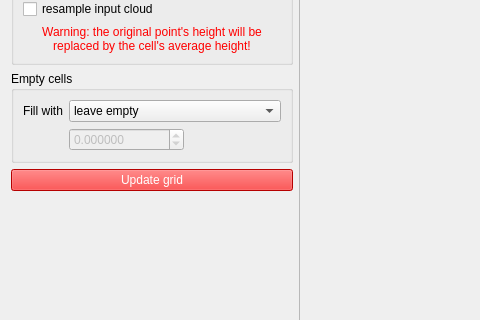
Above: qCC/ui_templates/rasterizeDlg.ui from CloudCompare/CloudCompare before the change; both pictures show x 0 to 480 and y 263 to 583 of the 1024 by 873 pixel window. Below: the same form after it.
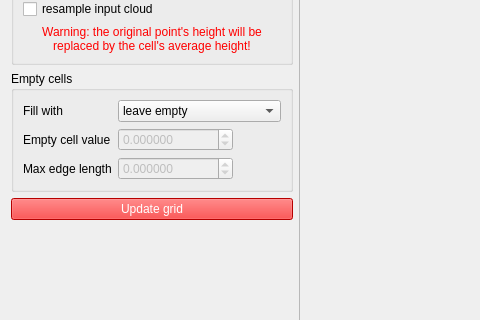
That is the form after the change.

Commit message: New option to limit the interpolation triangle lengths in the Rasterize and 2.5D Volume calculation tool

What changed in the file:
```diff
--- a/qCC/ui_templates/rasterizeDlg.ui
+++ b/qCC/ui_templates/rasterizeDlg.ui
@@ -17,7 +17,7 @@
    <item>
     <layout class="QHBoxLayout" name="horizontalLayout" stretch="0,1">
      <property name="spacing">
-      <number>-1</number>
+      <number>6</number>
      </property>
      <item>
       <widget class="QFrame" name="leftFrame">
@@ -371,8 +371,39 @@
              <property name="maximum">
               <double>999999999.000000000000000</double>
              </property>
-             <property name="value">
-              <double>0.000000000000000</double>
+            </widget>
+           </item>
+           <item row="1" column="0">
+            <widget class="QLabel" name="label">
+             <property name="text">
+              <string>Empty cell value</string>
+             </property>
+            </widget>
+           </item>
+           <item row="2" column="0">
+            <widget class="QLabel" name="label_3">
+             <property name="text">
+              <string>Max edge length</string>
+             </property>
+            </widget>
+           </item>
+           <item row="2" column="1">
+            <widget class="QDoubleSpinBox" name="maxEdgeLengthDoubleSpinBox">
+             <property name="enabled">
+              <bool>false</bool>
+             </property>
+             <property name="toolTip">
+              <string>Max edge length for interpolation/triangulation
+(ignored if zero)</string>
+             </property>
+             <property name="decimals">
+              <number>6</number>
+             </property>
+             <property name="minimum">
+              <double>-999999999.000000000000000</double>
+             </property>
+             <property name="maximum">
+              <double>999999999.000000000000000</double>
              </property>
             </widget>
            </item>
```
The commit also changes 8 other files.
